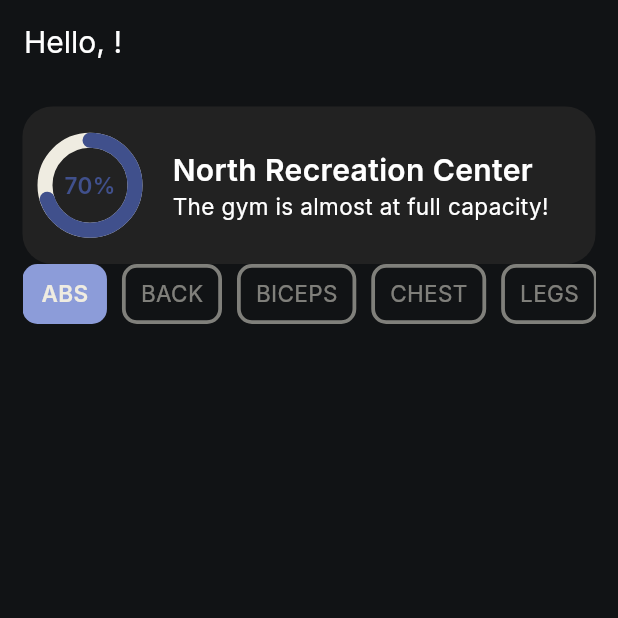
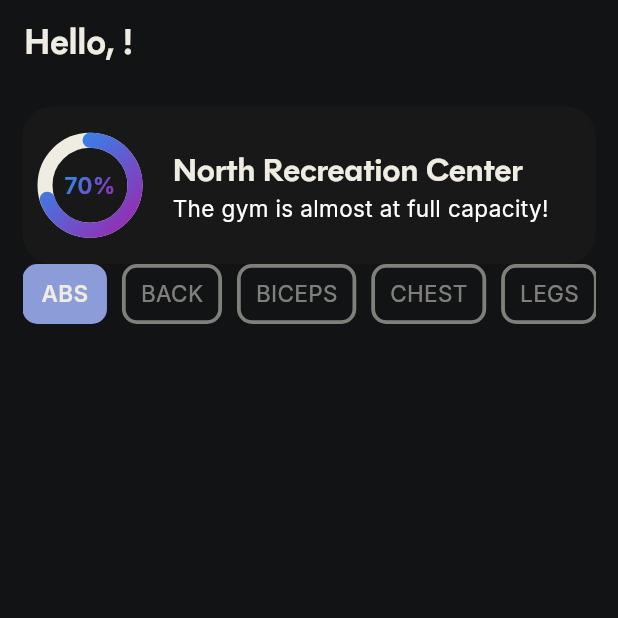
Before and after one commit to trev-org04/repfinder, a Flutter app: the HomePage screen opened by its route, on a phone screen of 412 x 824 dp, the top half of it. Run offline on Flutter 3.47's test engine with Material 3 defaults, Android fonts, the light colour scheme and no system bars; drawn by our look-alikes of percent_indicator; our stand-ins replace flutter_dotenv, google_fonts, supabase_flutter; accounts and stored records are empty.

Commit message:
gradient

```diff
--- a/repfinder/lib/constants.dart
+++ b/repfinder/lib/constants.dart
@@ -6,5 +6,5 @@ class AppColors {
   static const Color navy = Color(0xFF40508C);
   static const Color black = Color(0xFF111315);
   static const Color white = Color(0xFFEFECE1);
-  static const Color offblack = Color(0xFF222222);
+  static const Color offblack = Color(0xFF181818);
 }
--- a/repfinder/lib/home/home.dart
+++ b/repfinder/lib/home/home.dart
@@ -43,7 +43,13 @@ class _HomePageState extends State<HomePage> {
           alignment: Alignment.centerLeft,
           child: Text(
             'Hello, $firstName!',
-            style: GoogleFonts.inter(fontSize: 20),
+            style: TextStyle(
+              fontFamily: 'Polymath',
+              fontSize: 24,
+              fontVariations: [FontVariation('wght', 700)],
+              color: AppColors.white,
+              letterSpacing: -0.5,
+            ),
           ),
         ),
         backgroundColor: AppColors.black,
@@ -75,15 +81,33 @@ class _HomePageState extends State<HomePage> {
                         radius: 70,
                         lineWidth: 10,
                         percent: 0.7,
-                        progressColor: AppColors.navy,
+                        linearGradient: LinearGradient(
+                          colors: [Colors.blue,
+                                  Colors.purple,],
+                          begin: Alignment.topLeft,
+                          end: Alignment.bottomRight,
+                        ),
                         backgroundColor: AppColors.white,
                         circularStrokeCap: CircularStrokeCap.round,
-                        center: Text(
-                          '70%',
-                          style: GoogleFonts.inter(
-                            fontSize: 15,
-                            fontWeight: FontWeight.w600,
-                            color: AppColors.navy,
+                        center: ShaderMask(
+                          shaderCallback:
+                              (bounds) => LinearGradient(
+                                colors: [
+                                  Colors.blue,
+                                  Colors.purple,
+                                ], // Gradient colors
+                                begin: Alignment.topLeft,
+                                end: Alignment.bottomRight,
+                              ).createShader(bounds),
+                          child: Text(
+                            '70%',
+                            style: GoogleFonts.inter(
+                              fontSize: 15,
+                              fontWeight: FontWeight.w600,
+                              color:
+                                  Colors
+                                      .white, // Required but overridden by shader
+                            ),
                           ),
                         ),
                       ),
@@ -96,9 +120,12 @@ class _HomePageState extends State<HomePage> {
                         children: [
                           Text(
                             'North Recreation Center',
-                            style: GoogleFonts.inter(
-                              fontSize: 20,
-                              fontWeight: FontWeight.w600,
+                            style: TextStyle(
+                              fontFamily: 'Polymath',
+                              fontSize: 22,
+                              fontVariations: [FontVariation('wght', 700)],
+                              color: AppColors.white,
+                              letterSpacing: -0.5,
                             ),
                           ),
                           Text(
```
